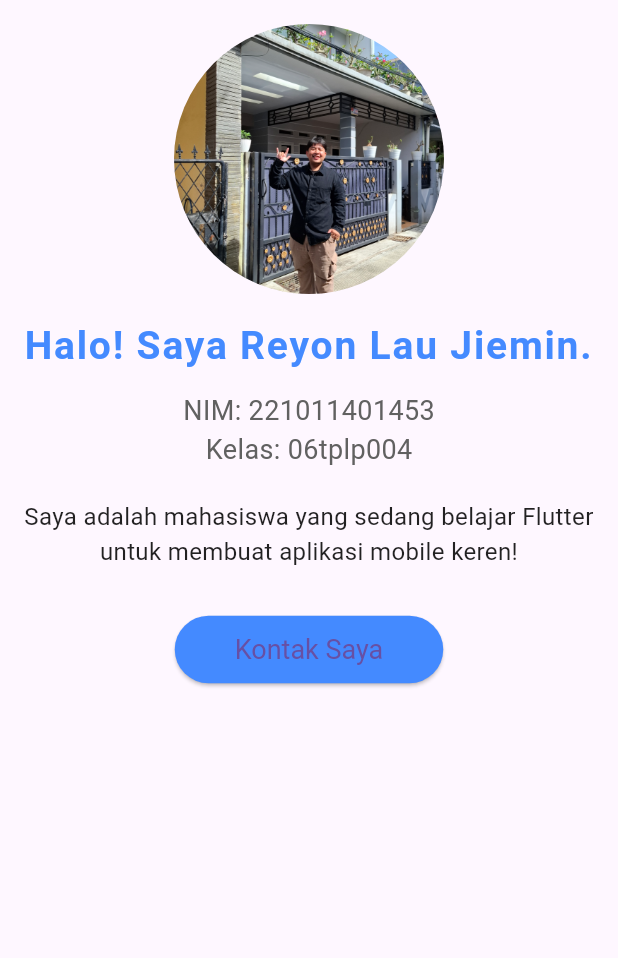
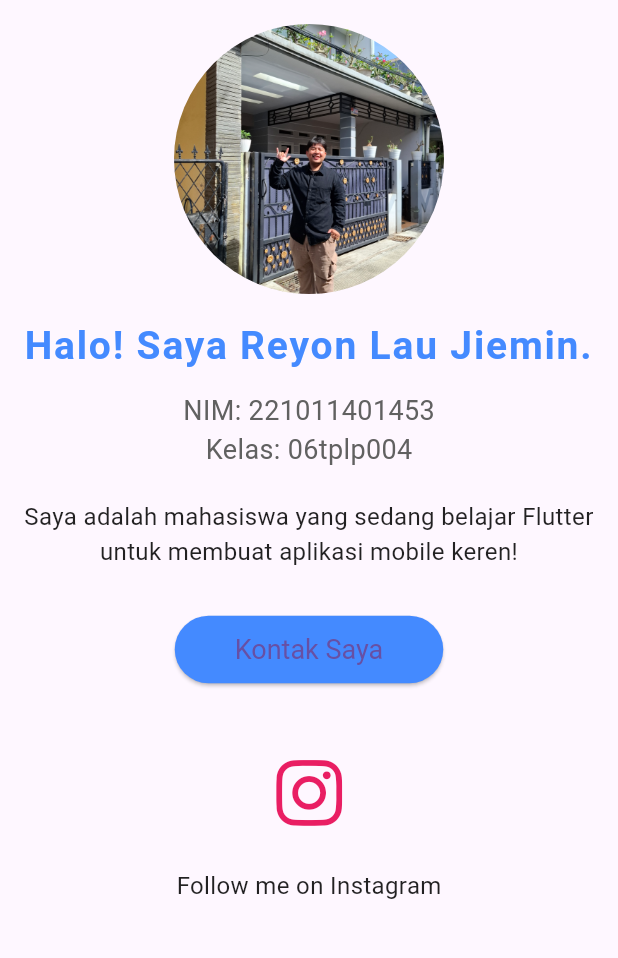
Before and after one commit to Reyonl/Mobile_programming, a Flutter app: the screen it shows after launch, in the side drawer, after a tap on "Tentang Saya", on a phone screen of 412 x 824 dp, the part 84-1042 px from its top. Run offline on Flutter 3.47's test engine with Material 3 defaults, Android fonts, the phone set to English and light mode, and no system bars; our stand-ins replace font_awesome_flutter.

Commit message:
tambahin instagram

```diff
--- a/lib/tentang_saya_page.dart
+++ b/lib/TentangSayaPage.dart
@@ -1,6 +1,18 @@
 import 'package:flutter/material.dart';
+import 'package:url_launcher/url_launcher.dart';
+import 'package:font_awesome_flutter/font_awesome_flutter.dart';
 
-class tentang_saya_page extends StatelessWidget {
+class TentangSayaPage extends StatelessWidget {
+  // Fungsi untuk membuka URL Instagram
+  Future<void> _launchURL() async {
+    const url = 'https://www.instagram.com/reyonlau_?igsh=MTMzdjJ6enZyM2U4Yw==';
+    if (await canLaunch(url)) {
+      await launch(url);
+    } else {
+      throw 'Tidak dapat membuka URL $url';
+    }
+  }
+
   @override
   Widget build(BuildContext context) {
     return Scaffold(
@@ -66,6 +78,21 @@ class tentang_saya_page extends StatelessWidget {
                 textStyle: TextStyle(fontSize: 18),
               ),
             ),
+
+            SizedBox(height: 30),
+
+            // Tombol Instagram dengan logo Instagram
+            IconButton(
+              icon: FaIcon(FontAwesomeIcons.instagram, size: 50, color: Colors.pink),
+              onPressed: _launchURL,
+              padding: EdgeInsets.all(16),
+              splashRadius: 30,
+            ),
+            SizedBox(height: 10),
+            Text(
+              'Follow me on Instagram',
+              style: TextStyle(fontSize: 16, color: Colors.black87),
+            ),
           ],
         ),
       ),
--- a/lib/main.dart
+++ b/lib/main.dart
@@ -1,5 +1,5 @@
 import 'package:flutter/material.dart';
-import 'tentang_saya_page.dart';
+import 'TentangSayaPage.dart';
 
 
 void main() => runApp(MyApp());
@@ -64,7 +64,7 @@ class MyHomePage extends StatelessWidget {
             onTap: () {
               Navigator.push(
                 context,
-                MaterialPageRoute(builder: (context) => tentang_saya_page()),
+                MaterialPageRoute(builder: (context) => TentangSayaPage()),
               );
             },
           ),
--- a/pubspec.yaml
+++ b/pubspec.yaml
@@ -11,6 +11,8 @@ dependencies:
   flutter:
     sdk: flutter
   cupertino_icons: ^1.0.8
+  url_launcher: ^6.1.10
+  font_awesome_flutter: ^10.0.0
 
 dev_dependencies:
   flutter_test:
```
Also changed, not shown: pubspec.lock, 5 other files.
